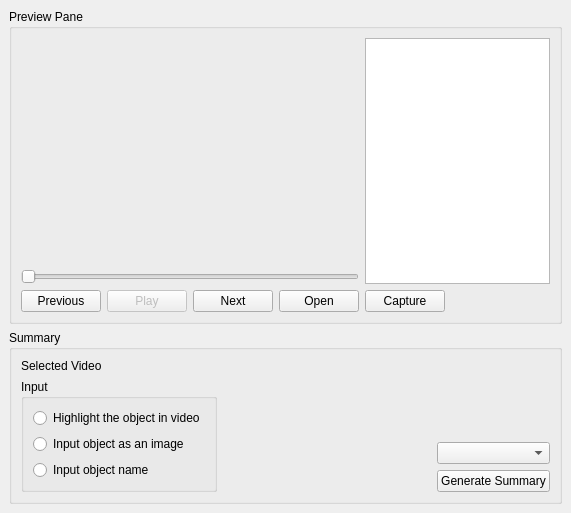
Old version of the form home.ui in the repository odigous-labs/vid_sum_win_tool.
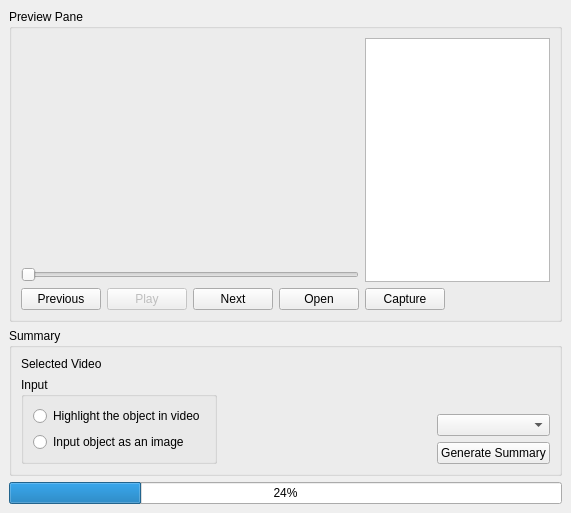
New version of the form.

```diff
--- a/home.ui
+++ b/home.ui
@@ -162,13 +162,6 @@
             </property>
            </widget>
           </item>
-          <item>
-           <widget class="QRadioButton" name="name_radio_btn">
-            <property name="text">
-             <string>Input object name</string>
-            </property>
-           </widget>
-          </item>
          </layout>
         </widget>
        </item>
@@ -202,6 +195,13 @@
       </layout>
      </widget>
     </item>
+    <item row="2" column="0">
+     <widget class="QProgressBar" name="progressBar">
+      <property name="value">
+       <number>24</number>
+      </property>
+     </widget>
+    </item>
    </layout>
   </widget>
   <widget class="QMenuBar" name="menubar">
```
